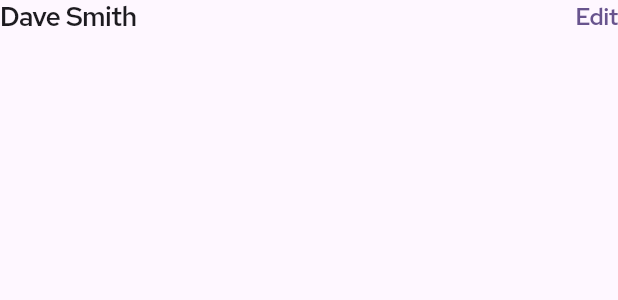
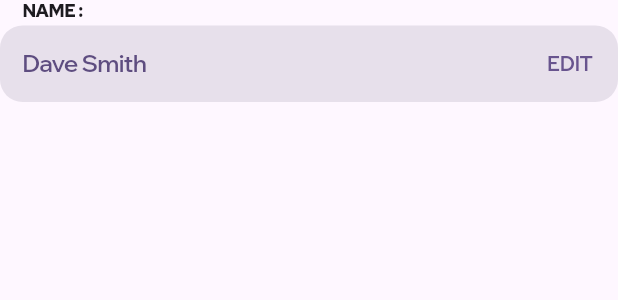
Before and after one commit to PremjithK/project_yu_health, a Flutter app: the ProfileField widget shown alone on an empty page, opened directly, on a phone screen of 412 x 824 dp. Shown: the top 300 px of the screen. Run offline on Flutter 3.47's test engine with Material 2 defaults, Android fonts, the phone set to English and light mode, and no system bars; our stand-ins replace bloc, font_awesome_flutter, get; generated files the repository leaves out were written again; network calls fail.

Commit message:
Edited style of profile fields

```diff
--- a/lib/custom_widgets/profile_field.dart
+++ b/lib/custom_widgets/profile_field.dart
@@ -1,43 +1,88 @@
 import 'package:flutter/material.dart';
 import 'package:yu_health/config/text_sizes.dart';
 import 'package:yu_health/config/theme.dart';
+import 'package:yu_health/custom_widgets/spacing.dart';
 import 'package:yu_health/custom_widgets/text.dart';
 
 class ProfileField extends StatelessWidget {
   const ProfileField({
     required this.value,
     required this.onEdit,
+    this.textSize,
+    this.title = '',
     super.key,
   });
 
   final String value;
+  final String title;
+  final double? textSize;
   final void Function()? onEdit;
 
   @override
   Widget build(BuildContext context) {
     final theme = Theme.of(context).colorScheme;
 
-    return Row(
+    return Column(
+      mainAxisSize: MainAxisSize.min,
+      crossAxisAlignment: CrossAxisAlignment.start,
+      children: [
+        if (title != '')
+          Row(
+            mainAxisSize: MainAxisSize.min,
+            children: [
+              widthspace(15),
+              MyLabel(
+                color: theme.onBackground,
+                text: '$title :'.toUpperCase(),
+                size: TextSizes.b3,
+                letterSpacing: -0.5,
+                weight: FontWeight.bold,
+              ),
+            ],
+          )
+        else
+          const SizedBox(),
+        heightspace(3),
+        Container(
+          padding: const EdgeInsets.all(15),
+          decoration: BoxDecoration(
+            borderRadius: BorderRadius.circular(15),
+            color: theme.surfaceVariant,
+          ),
+          child: Row(
+            crossAxisAlignment: CrossAxisAlignment.start,
             mainAxisAlignment: MainAxisAlignment.spaceBetween,
             children: [
-        MyLabel(
+              Expanded(
+                child: MyLabel(
                   text: value,
-          weight: FontWeight.w500,
-          fontFamily: secondaryFont,
+                  color: theme.onPrimaryContainer.withOpacity(0.9),
+                  weight: FontWeight.w600,
+                  fontFamily: primaryFont,
                   letterSpacing: -0.5,
-          size: TextSizes.h6,
+                  size: textSize ?? TextSizes.b1,
                 ),
+              ),
+              widthspace(10),
               InkWell(
+                radius: 20,
                 onTap: onEdit,
+                child: Ink(
+                  padding: const EdgeInsets.all(2),
                   child: MyLabel(
-            text: 'Edit',
+                    text: 'EDIT',
                     weight: FontWeight.w500,
                     fontFamily: secondaryFont,
                     color: theme.primary,
                     letterSpacing: -0.5,
-            size: TextSizes.b1,
+                    size: TextSizes.b2,
                   ),
                 ),
+              ),
+            ],
+          ),
+        ),
+        heightspace(10),
       ],
     );
   }
--- a/lib/screens/user_profile_page/view/user_profile_page.dart
+++ b/lib/screens/user_profile_page/view/user_profile_page.dart
@@ -18,7 +18,7 @@ class UserProfilePage extends StatelessWidget {
       appBar: AppBar(
         titleSpacing: 20,
         automaticallyImplyLeading: false,
-        scrolledUnderElevation: 2,
+        scrolledUnderElevation: 0,
         title: Text(
           'My Profile',
           style: TextStyle(color: theme.onBackground),
@@ -54,19 +54,21 @@ class UserProfilePage extends StatelessWidget {
             ),
             //& User Information
             heightspace(30),
-            const Divider(),
-            heightspace(10),
+
             ProfileField(
+              title: 'Name',
               onEdit: () => print('Edit Clicked!'),
               value: 'Dave Smith',
             ),
             heightspace(10),
             ProfileField(
+              title: 'Email',
               onEdit: () => print('Edit Clicked!'),
               value: 'davesmith@yahoo.com',
             ),
             heightspace(10),
             ProfileField(
+              title: 'Phone Number',
               onEdit: () => print('Edit Clicked!'),
               value: '9868656856',
             ),
```
Lines whose indentation alone changed are shown as unchanged.
